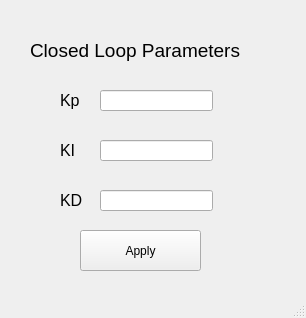
vazirilab/PyBeamProfiler, file src/Tunning.ui: the form before one commit.
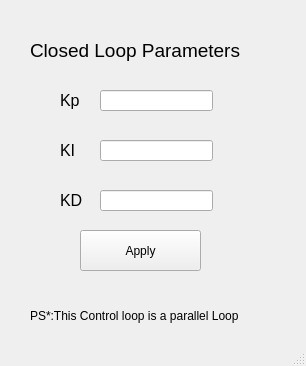
The form after the commit.

Commit message: closed loop Adjustments

```diff
--- a/src/Tunning.ui
+++ b/src/Tunning.ui
@@ -7,7 +7,7 @@
     <x>0</x>
     <y>0</y>
     <width>306</width>
-    <height>318</height>
+    <height>366</height>
    </rect>
   </property>
   <property name="windowTitle">
@@ -129,6 +129,19 @@
      <string>Apply</string>
     </property>
    </widget>
+   <widget class="QLabel" name="label_5">
+    <property name="geometry">
+     <rect>
+      <x>30</x>
+      <y>300</y>
+      <width>241</width>
+      <height>31</height>
+     </rect>
+    </property>
+    <property name="text">
+     <string>PS*:This Control loop is a parallel Loop</string>
+    </property>
+   </widget>
   </widget>
   <widget class="QStatusBar" name="statusbar"/>
  </widget>
```
Left out of the diff: 2 changed lines with no effect on the pictures. The commit also changes 5 other files.
